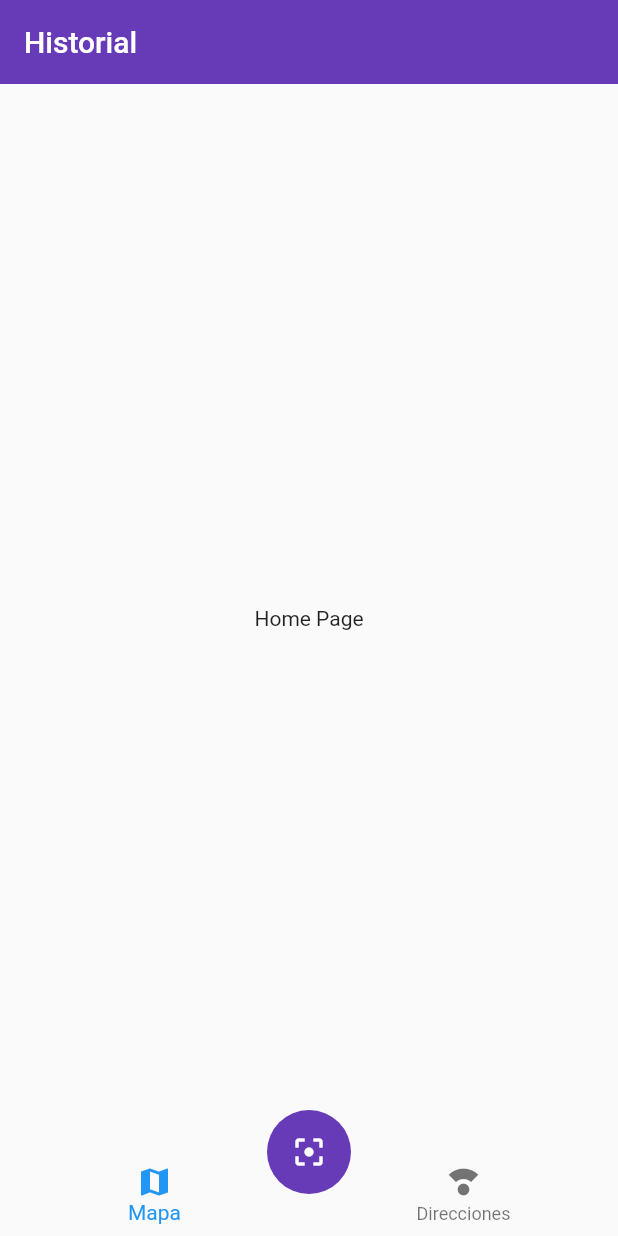
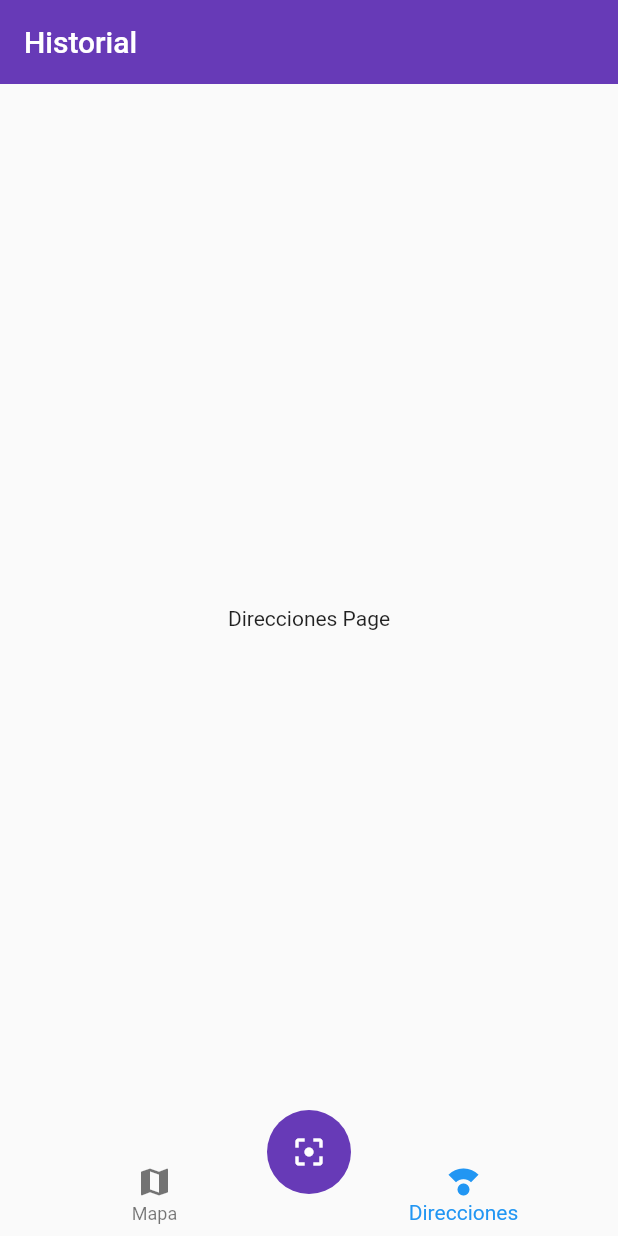
Before and after one commit to Miguel-112/qr-reader, a Flutter app: the screen it shows after launch, on a phone screen of 412 x 824 dp. Run offline on Flutter 3.47's test engine with Material 2 defaults, Android fonts, the phone set to English and light mode, and no system bars.

```diff
--- a/lib/main.dart
+++ b/lib/main.dart
@@ -1,13 +1,17 @@
 import 'package:flutter/material.dart';
+import 'package:provider/provider.dart';
 import 'package:qr_reader/pages/home_page.dart';
 import 'package:qr_reader/pages/mapa_page.dart';
+import 'package:qr_reader/providers/ui_provider.dart';
 
 void main() => runApp(MyApp());
 
 class MyApp extends StatelessWidget {
   @override
   Widget build(BuildContext context) {
-    return MaterialApp(
+    return MultiProvider(
+      providers: [ChangeNotifierProvider(create: (_) => new uiProvider())],
+      child: MaterialApp(
         debugShowCheckedModeBanner: false,
         title: 'QR reader',
         initialRoute: 'home',
@@ -19,6 +23,7 @@ class MyApp extends StatelessWidget {
 
             floatingActionButtonTheme: FloatingActionButtonThemeData(
                 backgroundColor: Colors.deepPurple)),
+      ),
     );
   }
 }
--- /dev/null
+++ b/lib/pages/direcciones_page.dart
@@ -0,0 +1,12 @@
+import 'package:flutter/material.dart';
+
+class DireccionesPage extends StatelessWidget {
+  const DireccionesPage({Key? key}) : super(key: key);
+
+  @override
+  Widget build(BuildContext context) {
+    return Center(
+      child: Text('Direcciones Page'),
+    );
+  }
+}
--- a/lib/pages/home_page.dart
+++ b/lib/pages/home_page.dart
@@ -1,5 +1,10 @@
 import 'package:flutter/material.dart';
+import 'package:provider/provider.dart';
+import 'package:qr_reader/pages/direcciones_page.dart';
+import 'package:qr_reader/pages/mapa_page.dart';
 
+import '../providers/ui_provider.dart';
+import '../providers/ui_provider.dart';
 import '../widgets/custom_navigatorbar.dart';
 import '../widgets/scan_button.dart';
 
@@ -14,12 +19,43 @@ class HomePage extends StatelessWidget {
         elevation: 0,
         title: Text('Historial'),
       ),
-      body: Center(
-        child: Text('Home Page'),
-      ),
+      body: _HomePageBody(),
       bottomNavigationBar: CustomNavigationBar(),
       floatingActionButton: ScaButton(),
       floatingActionButtonLocation: FloatingActionButtonLocation.centerDocked,
     );
   }
 }
+
+class _HomePageBody extends StatelessWidget {
+  @override
+  Widget build(BuildContext context) {
+    //obtener el selecte menu opt del provider
+
+    final UiProvider = Provider.of<uiProvider>(context);
+    final int curreIndex = UiProvider.selectedMenuOpt;
+
+    if (curreIndex == 0) {
+      return MapaPage();
+    } else if (curreIndex == 1) {
+      return DireccionesPage();
+    } else {
+      return MapaPage();
+    }
+
+    // Switch( curreIndex ){
+
+    //   case 0:
+
+    //   return MapaPage();
+
+    //   case 1:
+    //   return DireccionesPage();
+
+    //   default:
+
+    //     return MapaPage();
+
+    // }
+  }
+}
--- /dev/null
+++ b/lib/pages/mapas_pages.dart
@@ -0,0 +1,12 @@
+import 'package:flutter/material.dart';
+
+class MapasPages extends StatelessWidget {
+  const MapasPages({Key? key}) : super(key: key);
+
+  @override
+  Widget build(BuildContext context) {
+    return Center(
+      child: Text('Mapas Page'),
+    );
+  }
+}
--- /dev/null
+++ b/lib/providers/ui_provider.dart
@@ -0,0 +1,14 @@
+import 'package:flutter/cupertino.dart';
+
+class uiProvider extends ChangeNotifier {
+  int _selectedMenuOpt = 1;
+
+  int get selectedMenuOpt {
+    return this._selectedMenuOpt;
+  }
+
+  set selectedMenuOpt(int i) {
+    this._selectedMenuOpt = i;
+    notifyListeners();
+  }
+}
--- a/lib/widgets/custom_navigatorbar.dart
+++ b/lib/widgets/custom_navigatorbar.dart
@@ -1,14 +1,21 @@
 import 'package:flutter/material.dart';
+import 'package:provider/provider.dart';
+import 'package:qr_reader/providers/ui_provider.dart';
 
 class CustomNavigationBar extends StatelessWidget {
-  const CustomNavigationBar({Key? key}) : super(key: key);
-
   @override
   Widget build(BuildContext context) {
-    return BottomNavigationBar(currentIndex: 0, elevation: 0, items: [
-      BottomNavigationBarItem(icon: Icon(Icons.map), label: 'Mapa'),
-      BottomNavigationBarItem(
-          icon: Icon(Icons.compass_calibration), label: 'Direcciones')
-    ]);
+    final iProvider = Provider.of<uiProvider>(context);
+    final curreIndex = iProvider.selectedMenuOpt;
+
+    return BottomNavigationBar(
+        onTap: (int i) => iProvider.selectedMenuOpt = i,
+        currentIndex: curreIndex,
+        elevation: 0,
+        items: [
+          BottomNavigationBarItem(icon: Icon(Icons.map), label: 'Mapa'),
+          BottomNavigationBarItem(
+              icon: Icon(Icons.compass_calibration), label: 'Direcciones')
+        ]);
   }
 }
--- a/pubspec.yaml
+++ b/pubspec.yaml
@@ -34,6 +34,7 @@ dependencies:
   # The following adds the Cupertino Icons font to your application.
   # Use with the CupertinoIcons class for iOS style icons.
   cupertino_icons: ^1.0.2
+  provider: ^6.0.3
 
 dev_dependencies:
   flutter_test:
```
Also changed, not shown: pubspec.lock. Lines whose indentation alone changed are shown as unchanged.
